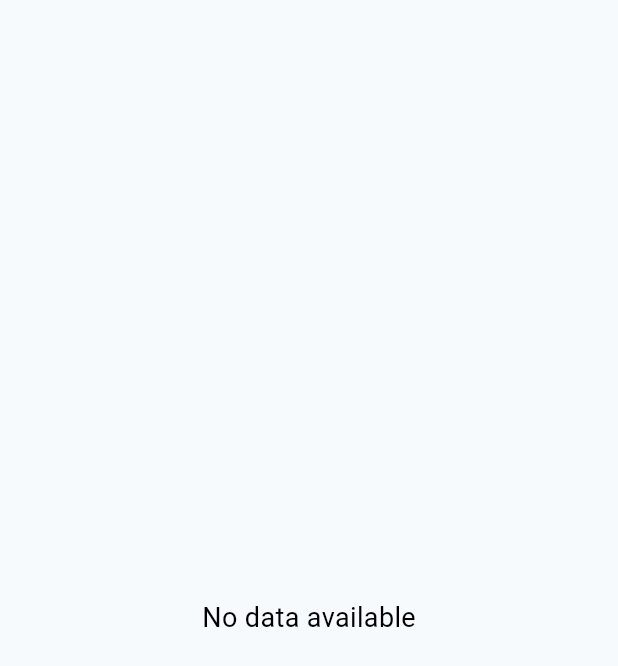
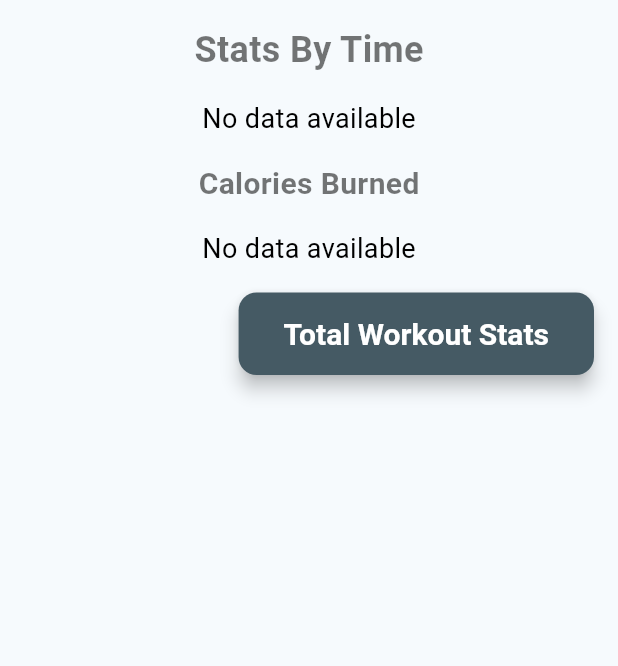
Before and after one commit to MasumBillah00/Fitness-Tracker, a Flutter app: the StatsPage screen opened directly, on a phone screen of 412 x 824 dp. Shown: the top 666 px of the screen. Run offline on Flutter 3.47's test engine with Material 3 defaults, Android fonts, the phone set to English and light mode, and no system bars; our stand-ins replace bloc, equatable, fl_chart, flutter_bloc, sqflite; accounts and stored records are empty.

Commit message:
Complete Debug

```diff
--- a/lib/view/stats/stats.dart
+++ b/lib/view/stats/stats.dart
@@ -14,26 +14,15 @@ class StatsPage extends StatelessWidget {
   @override
   Widget build(BuildContext context) {
     return Scaffold(
-      // appBar: AppBar(
-      //   title: const Text('Workout Stats'),
-      // ),
+
+     // appBar: AppBar(title: Text('Daile Stats'),),
       body: BlocBuilder<WorkoutBloc, WorkoutState>(
         builder: (context, state) {
           if (state is WorkoutsLoading) {
             return const Center(child: CircularProgressIndicator());
           } else if (state is WorkoutsLoaded) {
-            final workoutData = _aggregateWorkoutData(state.workouts);
-            final dailyCalories = _aggregateDailyCalories(state.workouts);
-            final caloriesByType = _aggregateCaloriesByType(state.workouts);
-
-            if (workoutData.isEmpty) {
-              return const Center(
-                child: Text(
-                  'No data available',
-                  style: TextStyle(fontSize: 18, color: Colors.black),
-                ),
-              );
-            }
+            final workoutData = _aggregateWorkoutData(state.workouts);  // Data for the first chart
+            final caloriesByTypeToday = _aggregateCaloriesByTypeToday(state.workouts);  // Data for the second chart
 
             return Padding(
               padding: const EdgeInsets.all(16.0),
@@ -47,7 +36,14 @@ class StatsPage extends StatelessWidget {
                     ),
                   ),
                   const SizedBox(height: 16.0),
-                  Expanded(
+                  workoutData.isEmpty
+                      ? const Center(
+                    child: Text(
+                      'No data available',
+                      style: TextStyle(fontSize: 18, color: Colors.black),
+                    ),
+                  )
+                      : Expanded(
                     child: BarChart(
                       BarChartData(
                         titlesData: FlTitlesData(
@@ -75,7 +71,14 @@ class StatsPage extends StatelessWidget {
                     ),
                   ),
                   const SizedBox(height: 16.0),
-                  Expanded(
+                  caloriesByTypeToday.isEmpty
+                      ? const Center(
+                    child: Text(
+                      'No data available',
+                      style: TextStyle(fontSize: 18, color: Colors.black),
+                    ),
+                  )
+                      : Expanded(
                     child: BarChart(
                       BarChartData(
                         titlesData: FlTitlesData(
@@ -83,30 +86,18 @@ class StatsPage extends StatelessWidget {
                             sideTitles: SideTitles(
                               showTitles: true,
                               getTitlesWidget: (value, meta) {
-                                return Text(caloriesByType.keys.elementAt(value.toInt()));
+                                return Text(caloriesByTypeToday.keys.elementAt(value.toInt()));
                               },
                             ),
                           ),
                         ),
                         borderData: FlBorderData(show: false),
-                        barGroups: _createBarGroups(caloriesByType),
+                        barGroups: _createBarGroups(caloriesByTypeToday),
                         gridData: const FlGridData(show: false),
                       ),
                     ),
                   ),
                   const SizedBox(height: 16.0),
-                  // const Text(
-                  //   'Calories Burn Progress',
-                  //   style: TextStyle(
-                  //     fontSize: 20.0,
-                  //     fontWeight: FontWeight.bold,
-                  //   ),
-                  // ),
-                  // const SizedBox(height: 16.0),
-                  // Expanded(
-                  //   child: CaloriesProgressChart(dailyCalories: dailyCalories),
-                  // ),
-                  const SizedBox(height: 10,),
                   Align(
                     alignment: Alignment.centerRight,
                     child: ElevatedButton(
@@ -134,6 +125,7 @@ class StatsPage extends StatelessWidget {
     );
   }
 
+  // First chart data aggregation: Today's workout durations by type
   Map<String, int> _aggregateWorkoutData(List<Workout> workouts) {
     final Map<String, int> data = {};
     final currentDate = DateTime.now();
@@ -152,7 +144,8 @@ class StatsPage extends StatelessWidget {
     return data;
   }
 
-  Map<String, int> _aggregateDailyCalories(List<Workout> workouts) {
+  // Second chart data aggregation: Today's calories burned by workout type
+  Map<String, int> _aggregateCaloriesByTypeToday(List<Workout> workouts) {
     final Map<String, int> data = {};
     final currentDate = DateTime.now();
     final today = DateFormat('yyyy-MM-dd').format(currentDate);
@@ -160,29 +153,17 @@ class StatsPage extends StatelessWidget {
     for (var workout in workouts) {
       final workoutDate = DateFormat('yyyy-MM-dd').format(workout.date);
       if (workoutDate == today) {
-        if (data.containsKey(today)) {
-          data[today] = data[today]! + workout.calories;
+        if (data.containsKey(workout.type)) {
+          data[workout.type] = data[workout.type]! + workout.calories;
         } else {
-          data[today] = workout.calories;
+          data[workout.type] = workout.calories;
         }
       }
     }
     return data;
   }
 
-  Map<String, int> _aggregateCaloriesByType(List<Workout> workouts) {
-    final Map<String, int> data = {};
-
-    for (var workout in workouts) {
-      if (data.containsKey(workout.type)) {
-        data[workout.type] = data[workout.type]! + workout.calories;
-      } else {
-        data[workout.type] = workout.calories;
-      }
-    }
-    return data;
-  }
-
+  // Create bar groups for both charts
   List<BarChartGroupData> _createBarGroups(Map<String, int> data) {
     return data.entries.map((entry) {
       return BarChartGroupData(
```
Also changed, not shown: lib/view/login/login_screen.dart (+5 -5 lines), lib/view/workout_list.dart (+19 -51 lines), lib/view/workoutcalculator.dart (+31 -0 lines), assets/images/background1.jpg (added).
